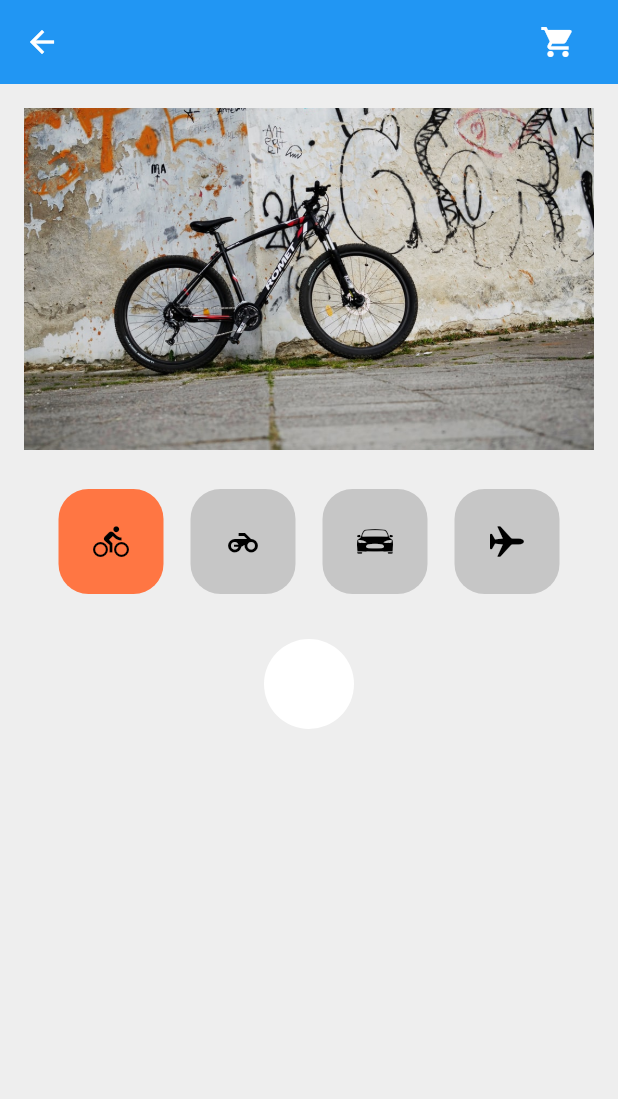
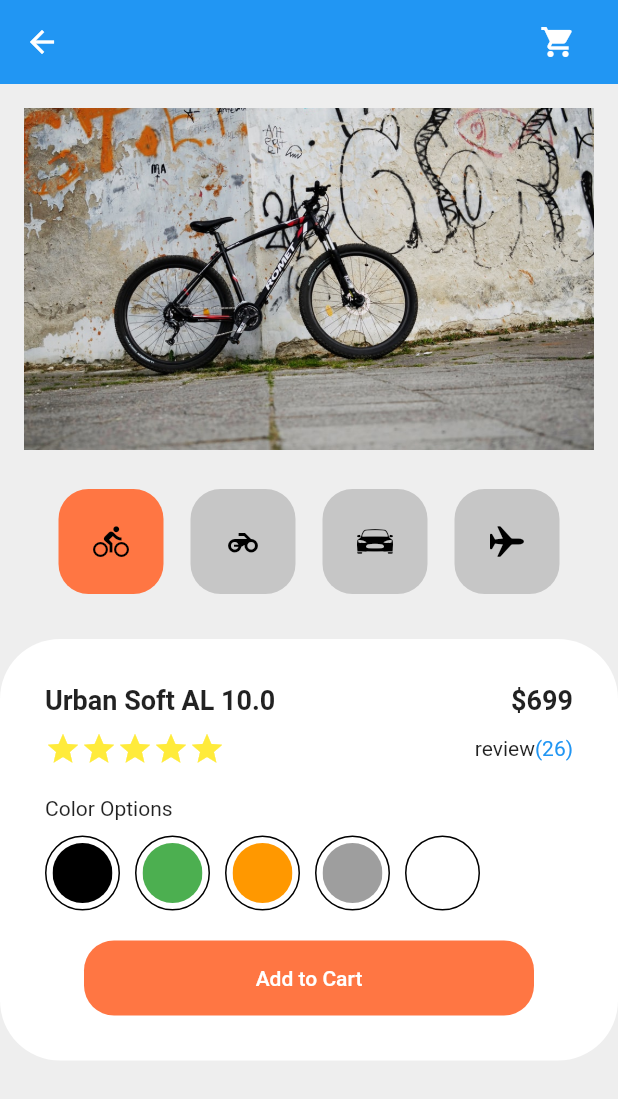
Before and after one commit to yuhyunkimm/Flutter_shoppingcart_pratice, a Flutter app: the screen it shows after launch, on a phone screen of 412 x 824 dp. Shown: the top 1099 px of the screen. Run offline on Flutter 3.47's test engine with Material 2 defaults, Android fonts, the phone set to English and light mode, and no system bars.

Commit message:
shopping_detail add

```diff
--- a/lib/components/shoppingcart_detail.dart
+++ b/lib/components/shoppingcart_detail.dart
@@ -1,8 +1,7 @@
-
 import 'package:flutter/material.dart';
+import 'package:flutter_shoppingcart/constants.dart';
 
 class ShoppingCartDetail extends StatelessWidget {
-
   @override
   Widget build(BuildContext context) {
     return Container(
@@ -26,22 +25,116 @@
   }
 
   Widget _buildDetailNameAndPrice() {
-    return SizedBox();
+    return Padding(
+      padding: EdgeInsets.only(bottom: 10),
+      child: Row(
+        mainAxisAlignment: MainAxisAlignment.spaceBetween,
+        children: [
+          Text(
+            "Urban Soft AL 10.0",
+            style: TextStyle(
+              fontSize: 18,
+              fontWeight: FontWeight.bold,
+            ),
+          ),
+          Text(
+            "\$699",
+            style: TextStyle(
+              fontSize: 18,
+              fontWeight: FontWeight.bold,
+            ),
+          ),
+        ],
+      ),
+    );
   }
 
   Widget _buildDetailRatingAndReviewCount() {
-    return SizedBox();
+    return Padding(
+      padding: EdgeInsets.only(bottom: 20),
+      child: Row(
+        children: [
+          Icon(Icons.star, color: Colors.yellow),
+          Icon(Icons.star, color: Colors.yellow),
+          Icon(Icons.star, color: Colors.yellow),
+          Icon(Icons.star, color: Colors.yellow),
+          Icon(Icons.star, color: Colors.yellow),
+          Spacer(),
+          Text("review"),
+          Text("(26)", style: TextStyle(color: Colors.blue)),
+        ],
+      ),
+    );
   }
 
   Widget _buildDetailColorOptions() {
-    return SizedBox();
+    return Padding(
+      padding: EdgeInsets.only(bottom: 20),
+      child: Column(
+        crossAxisAlignment: CrossAxisAlignment.start,
+        children: [
+          Text("Color Options"),
+          SizedBox(height: 10),
+          Row(
+            children: [
+              _buildDetailIcon(Colors.black),
+              _buildDetailIcon(Colors.green),
+              _buildDetailIcon(Colors.orange),
+              _buildDetailIcon(Colors.grey),
+              _buildDetailIcon(Colors.white),
+            ],
+          ),
+        ],
+      ),
+    );
   }
 
-  Widget _buildDetailIcon(IconData mIcon) {
-    return SizedBox();
+  Widget _buildDetailIcon(Color mColor) {
+    return Padding(
+      padding: EdgeInsets.only(right: 10),
+      child: Stack(
+        children: [
+          Container(
+            width: 50,
+            height: 50,
+            decoration: BoxDecoration(
+              color: Colors.white,
+              border: Border.all(),
+              shape: BoxShape.circle,
+            ),
+          ),
+          Positioned(
+            left: 5,
+            top: 5,
+            child: ClipOval(
+              child: Container(
+                color: mColor,
+                width: 40,
+                height: 40,
+              ),
+            ),
+          ),
+        ],
+      ),
+    );
   }
 
   Widget _buildDetailButton(BuildContext context) {
-    return SizedBox();
+    return Align(
+      child: TextButton(
+        onPressed: () {},
+        style: TextButton.styleFrom(
+          backgroundColor: kAccentColor,
+          minimumSize: Size(300, 50),
+          shape: RoundedRectangleBorder(
+            borderRadius: BorderRadius.circular(20),
+          ),
+        ),
+        child: Text(
+          "Add to Cart",
+          style: TextStyle(color: Colors.white),
+        ),
+      ),
+    );
   }
 }
```
